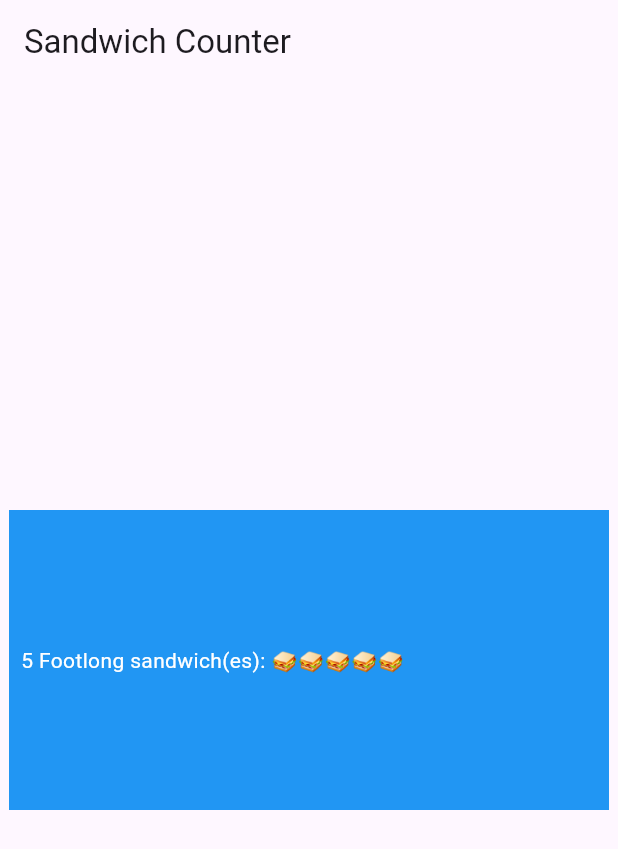
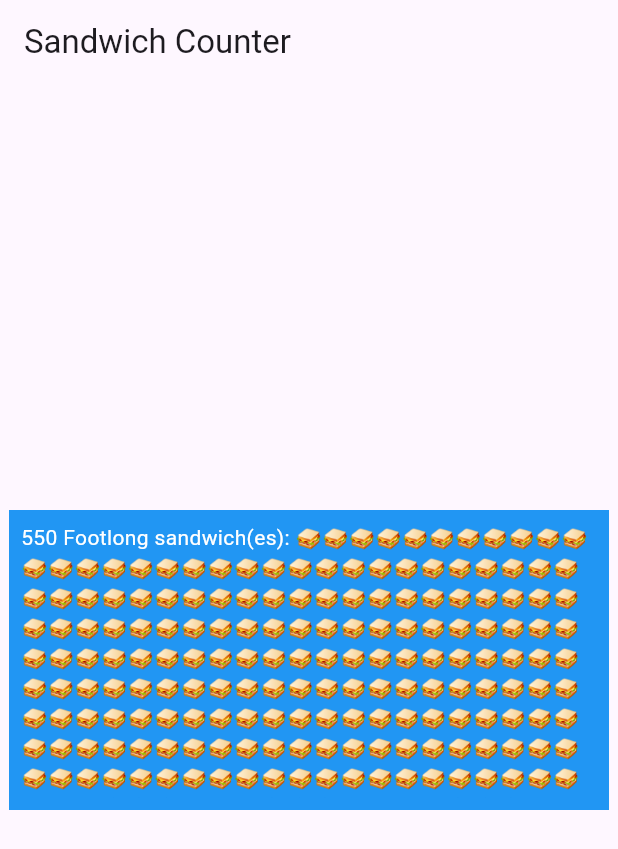
Before and after one commit to Rakib-208/flutter_prog, a Flutter app: the screen it shows after launch, on a phone screen of 412 x 824 dp. Shown: the top 849 px of the screen. Run offline on Flutter 3.47's test engine with Material 3 defaults, Android fonts, the light colour scheme and no system bars.

Commit message:
text bigger then container dont show any extra texts outside the limit

```diff
--- a/lib/main.dart
+++ b/lib/main.dart
@@ -12,7 +12,7 @@ class App extends StatelessWidget {
       title: 'Sandwich Shop App',
       home: Scaffold(
         appBar: AppBar(title: const Text('Sandwich Counter')),
-        body: const Center(child: OrderItemDisplay(5, 'Footlong')),
+        body: const Center(child: OrderItemDisplay(550, 'Footlong')),
       ),
     );
   }
```
